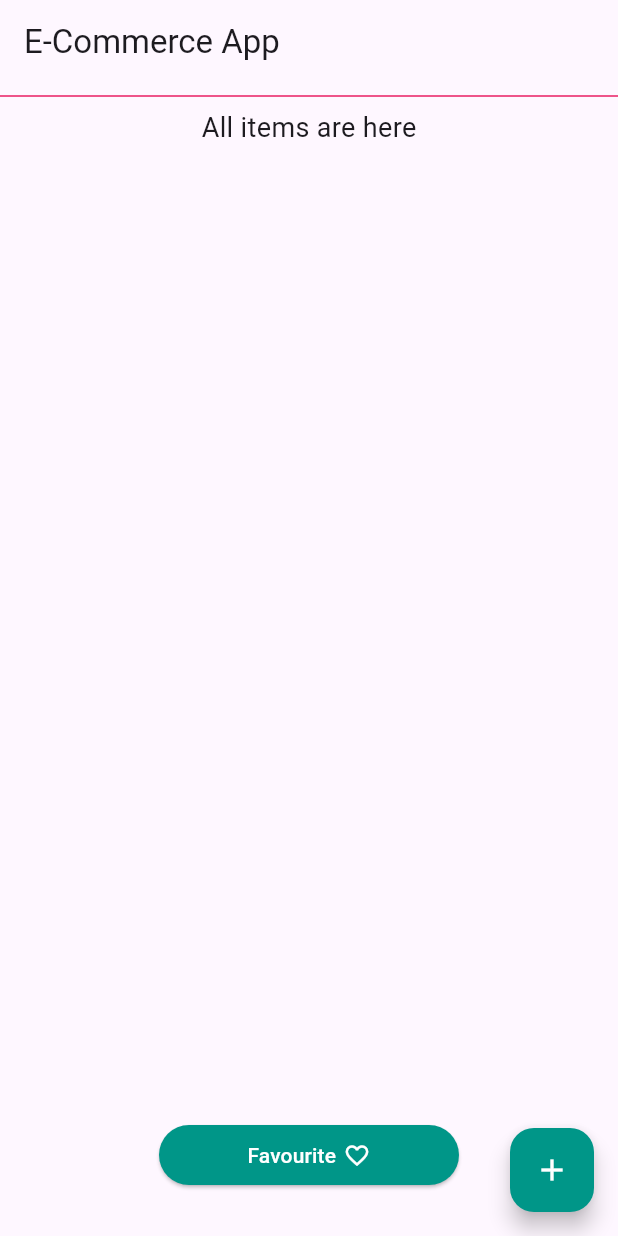
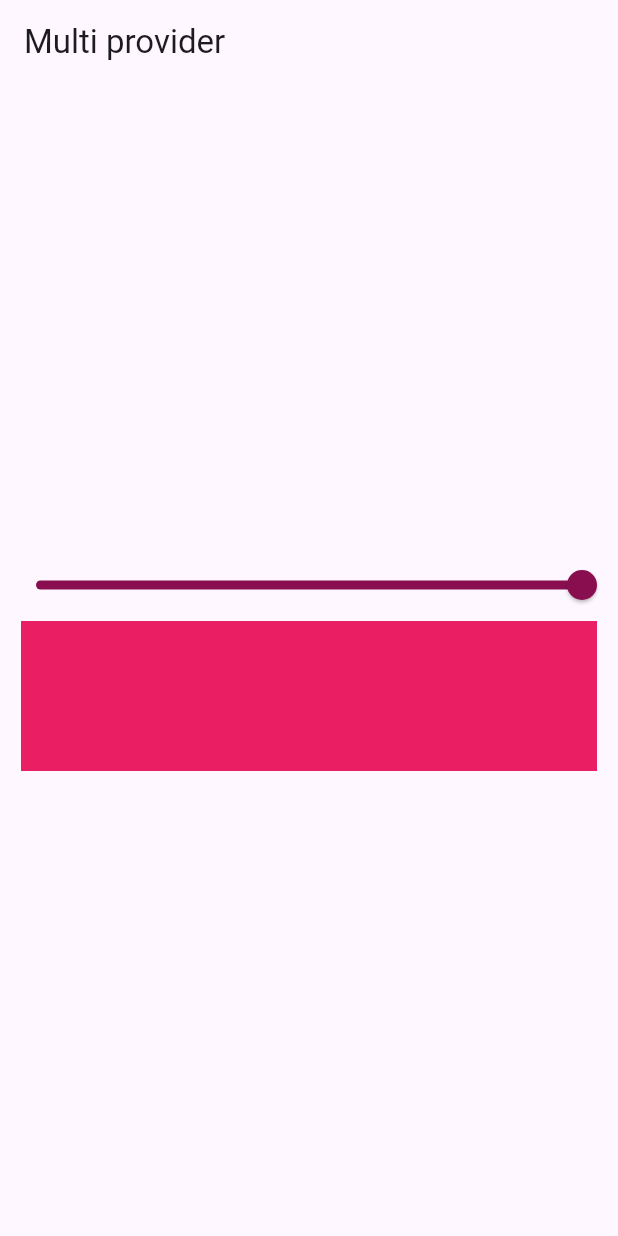
Before and after one commit to rubayatkhusbu25/provider, a Flutter app: the screen it shows after launch, on a phone screen of 412 x 824 dp. Run offline on Flutter 3.47's test engine with Material 3 defaults, Android fonts, the phone set to English and light mode, and no system bars.

Commit message:
single &multiple provider

```diff
--- a/lib/app.dart
+++ b/lib/app.dart
@@ -2,6 +2,8 @@ import 'package:flutter/material.dart';
 import 'package:provider/provider.dart';
 import 'e_commerce_provider/box_list.dart';
 import 'e_commerce_provider/e_home.dart';
+import 'e_commerce_provider/multiple_provider/opacity_changer.dart';
+import 'e_commerce_provider/multiple_provider/opacity_changer_provider.dart';
 
 
 class App extends StatelessWidget {
@@ -13,6 +15,7 @@ class App extends StatelessWidget {
     return MultiProvider(
       providers: [
         ChangeNotifierProvider(create: (context)=> BoxList()),
+        ChangeNotifierProvider(create: (context)=> OpacityChangerProvider())
       ],
       child: MaterialApp(
         title: 'Provider',
@@ -20,7 +23,7 @@ class App extends StatelessWidget {
         theme: ThemeData(
           colorScheme: ColorScheme.fromSeed(seedColor: Colors.deepPurple),
         ),
-        home: EHome(),
+        home: OpacityChanger(),
       ),
     );
   }
--- /dev/null
+++ b/lib/e_commerce_provider/multiple_provider/opacity_changer.dart
@@ -0,0 +1,54 @@
+import 'package:flutter/material.dart';
+import 'package:provider/provider.dart';
+import 'package:provider_state_app/e_commerce_provider/multiple_provider/opacity_changer_provider.dart';
+
+class OpacityChanger extends StatefulWidget {
+  const OpacityChanger({super.key});
+
+  @override
+  State<OpacityChanger> createState() => _OpacityChangerState();
+}
+
+class _OpacityChangerState extends State<OpacityChanger> {
+
+   // double value = 1.0;
+
+  @override
+  Widget build(BuildContext context) {
+
+    final OpacityChangerProvider opacityChangerProvider = Provider.of<OpacityChangerProvider>(context,listen: false);
+
+    return Scaffold(
+      appBar: AppBar(
+        title: Text("Multi provider"),
+      ),
+      body: Center(
+        child: Consumer<OpacityChangerProvider>(
+          builder: (context,opChng, child)=>
+           Column(
+            mainAxisAlignment: MainAxisAlignment.center,
+            children: [
+              Slider(
+
+                  value: opChng.value,
+                  min: 0.0,
+                  max: 1.0,
+                  activeColor: Colors.pink.shade900,
+                  onChanged: (val){
+                    opacityChangerProvider.change(val);
+
+                  }),
+
+              Container(
+                width: double.maxFinite,
+                height: 100,
+                margin: EdgeInsets.symmetric(horizontal: 14),
+                color: Colors.pink.withOpacity(opChng.value),
+              )
+            ],
+          ),
+        ),
+      ),
+    );
+  }
+}
--- /dev/null
+++ b/lib/e_commerce_provider/multiple_provider/opacity_changer_provider.dart
@@ -0,0 +1,14 @@
+import 'package:flutter/material.dart';
+
+class OpacityChangerProvider extends ChangeNotifier{
+
+  double _value =1.0;
+  double get value => _value;
+
+  void change(double val){
+    _value =val;
+    notifyListeners();
+
+  }
+
+}
--- a/lib/main.dart
+++ b/lib/main.dart
@@ -1,4 +1,5 @@
 import 'package:flutter/material.dart';
+import 'package:provider_state_app/single_provider/app.dart';
 
 import 'app.dart';
 
--- /dev/null
+++ b/lib/single_provider/app.dart
@@ -0,0 +1,28 @@
+import 'package:flutter/material.dart';
+import 'package:provider/provider.dart';
+
+import '../e_commerce_provider/e_home.dart';
+import 'count_example.dart';
+import 'count_provider.dart';
+
+
+
+class AppSp extends StatelessWidget {
+  const AppSp({super.key});
+
+  // This widget is the root of your application.
+  @override
+  Widget build(BuildContext context) {
+    return ChangeNotifierProvider(
+     create: (_)=>CountProvider(),
+        child:  MaterialApp(
+          title: 'Provider',
+          debugShowCheckedModeBanner: false,
+          theme: ThemeData(
+            colorScheme: ColorScheme.fromSeed(seedColor: Colors.deepPurple),
+          ),
+          home: CountExample(),
+        )
+    );
+  }
+}
--- /dev/null
+++ b/lib/single_provider/count_provider.dart
@@ -0,0 +1,13 @@
+import 'package:flutter/cupertino.dart';
+
+class CountProvider extends ChangeNotifier{
+
+  int _count= 50;
+  int get count  => _count;
+
+  void increaseCount(){
+    _count++;
+    notifyListeners();
+  }
+
+}
```
Also changed, not shown: lib/single_provider/count_example.dart (added, +41 -0 lines).
